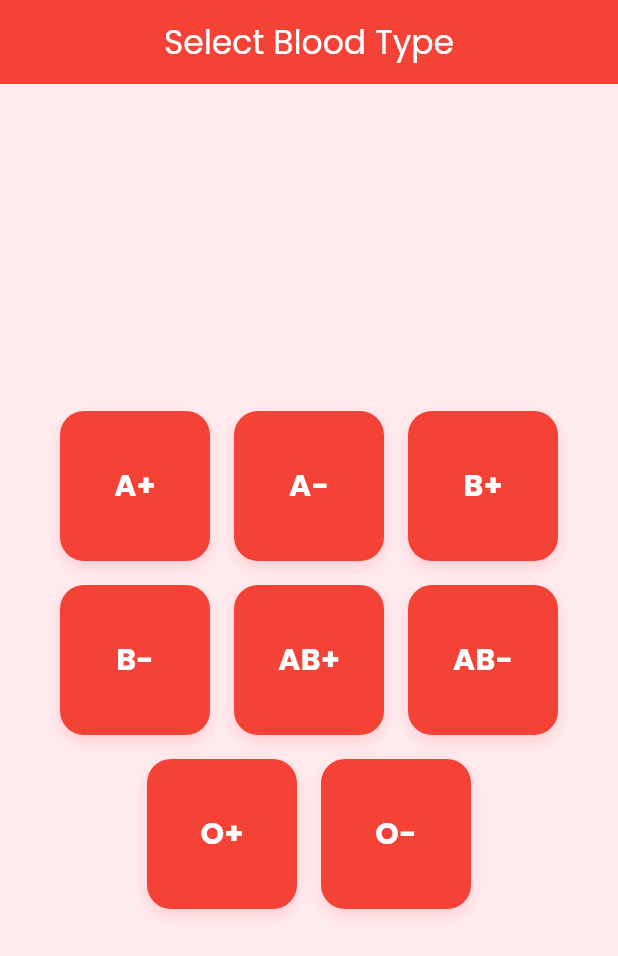
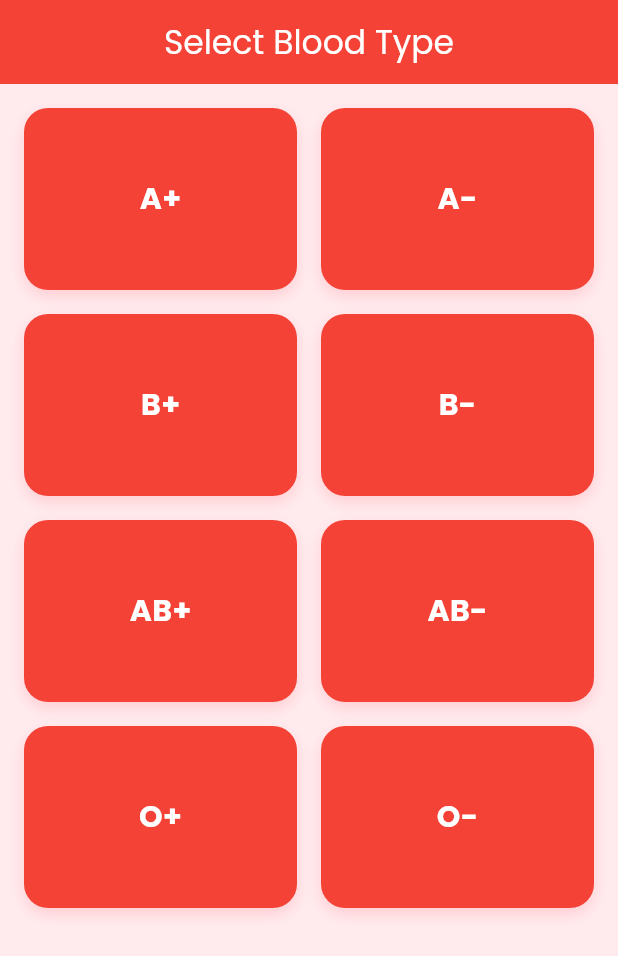
Before and after one commit to Wazid-Hossain/Blood-Donation, a Flutter app: the screen it shows after launch, on a phone screen of 412 x 824 dp. Shown: the top 956 px of the screen. Run offline on Flutter 3.47's test engine with Material 3 defaults, Android fonts, the phone set to English and light mode, and no system bars; our stand-ins replace google_fonts.

Commit message:
cards are changes

```diff
--- a/lib/main.dart
+++ b/lib/main.dart
@@ -53,12 +53,16 @@ class BloodTypeSelectionPage extends StatelessWidget {
       ),
       body: Padding(
         padding: const EdgeInsets.all(16.0),
-        child: Center(
-          child: Wrap(
-            spacing: 16,
-            runSpacing: 16,
-            alignment: WrapAlignment.center,
-            children: bloodTypes.map((type) {
+        child: GridView.builder(
+          gridDelegate: SliverGridDelegateWithFixedCrossAxisCount(
+            crossAxisCount: 2, // 2 cards per row
+            crossAxisSpacing: 16,
+            mainAxisSpacing: 16,
+            childAspectRatio: 1.5, // Adjusted to maintain proper aspect ratio
+          ),
+          itemCount: bloodTypes.length,
+          itemBuilder: (context, index) {
+            final type = bloodTypes[index];
             return GestureDetector(
               onTap: () {
                 Navigator.push(
@@ -69,8 +73,6 @@ class BloodTypeSelectionPage extends StatelessWidget {
                 );
               },
               child: Container(
-                  width: 100,
-                  height: 100,
                 decoration: BoxDecoration(
                   color: Colors.red,
                   borderRadius: BorderRadius.circular(16),
@@ -94,8 +96,7 @@ class BloodTypeSelectionPage extends StatelessWidget {
                 ),
               ),
             );
-            }).toList(),
-          ),
+          },
         ),
       ),
     );
@@ -157,6 +158,13 @@ class DonorListPage extends StatelessWidget {
     int count = (maxWidth / minCardWidth).floor();
     return count < 1 ? 1 : count;
   }
+}
+
+// Function to make grid count responsive based on screen width
+int _getGridCount(double maxWidth) {
+  const double minCardWidth = 180; // or 160 if you want tighter fit
+  int count = (maxWidth / minCardWidth).floor();
+  return count < 1 ? 1 : count;
 }
 
 class DonorCard extends StatelessWidget {
```
Lines whose indentation alone changed are shown as unchanged.
